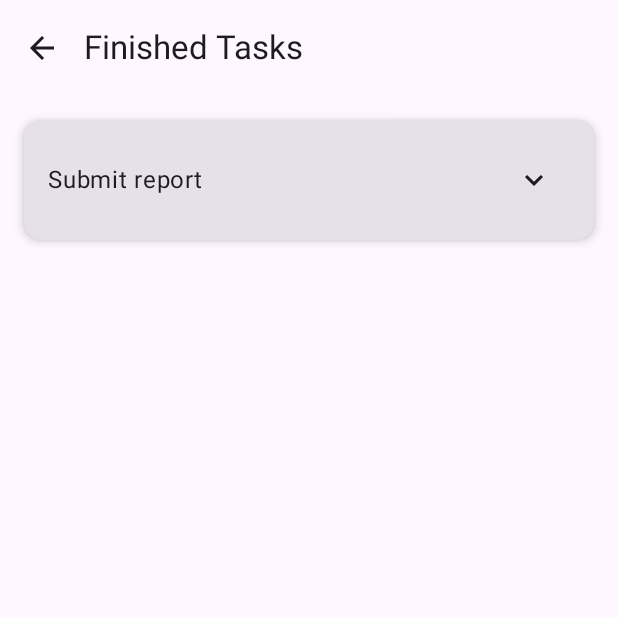
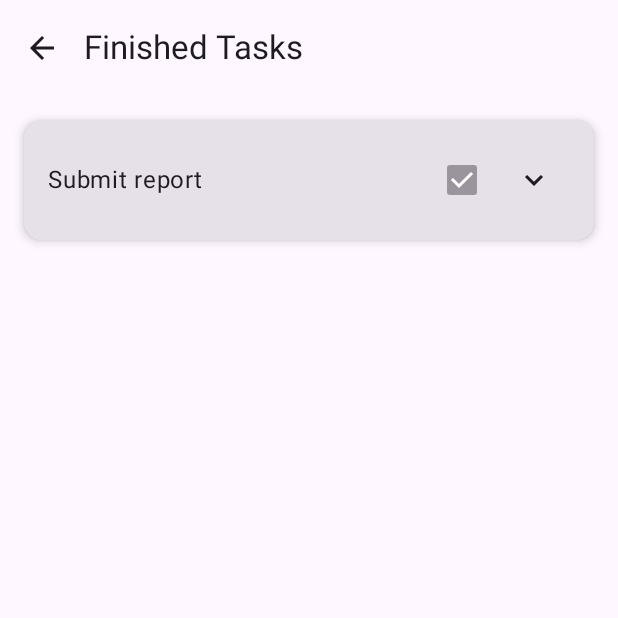
Before and after one commit to Luke-l2e/LabAppEntwTask9, an Android app built with Jetpack Compose: the screen it shows after launch (MainActivity), after a tap on "Finished Tasks", on a phone screen of 412 x 824 dp, the top half of it. Run offline under Robolectric (Android 15) with nearby library versions, the phone set to English and light mode, and no system bars.

Commit message:
Add a completion marker for finished tasks Create apk

```diff
--- a/app/src/main/java/de/hhn/labappentwtask9/ui/components/ExpandableTaskCard.kt
+++ b/app/src/main/java/de/hhn/labappentwtask9/ui/components/ExpandableTaskCard.kt
@@ -11,11 +11,13 @@ import androidx.compose.foundation.layout.Spacer
 import androidx.compose.foundation.layout.fillMaxWidth
 import androidx.compose.foundation.layout.height
 import androidx.compose.foundation.layout.padding
+import androidx.compose.foundation.layout.wrapContentWidth
 import androidx.compose.material.icons.Icons
 import androidx.compose.material.icons.filled.KeyboardArrowDown
 import androidx.compose.material.icons.filled.KeyboardArrowUp
 import androidx.compose.material3.Card
 import androidx.compose.material3.CardDefaults
+import androidx.compose.material3.Checkbox
 import androidx.compose.material3.Icon
 import androidx.compose.material3.IconButton
 import androidx.compose.material3.MaterialTheme
@@ -28,6 +30,7 @@ import androidx.compose.runtime.setValue
 import androidx.compose.ui.Alignment
 import androidx.compose.ui.Modifier
 import androidx.compose.ui.res.stringResource
+import androidx.compose.ui.text.style.TextOverflow
 import androidx.compose.ui.unit.dp
 import de.hhn.labappentwtask9.R
 import de.hhn.labappentwtask9.database.data.Task
@@ -47,6 +50,7 @@ import java.util.Locale
 @Composable
 fun ExpandableTaskCard(task: Task, onEditClick: () -> Unit) {
     var expanded by remember { mutableStateOf(false) }
+    val state = remember { task.state }
     Card(
         modifier = Modifier
             .fillMaxWidth()
@@ -73,8 +77,18 @@ fun ExpandableTaskCard(task: Task, onEditClick: () -> Unit) {
             ) {
                 Text(
                     text = task.name,
-                    style = MaterialTheme.typography.bodyLarge
+                    style = MaterialTheme.typography.bodyLarge,
+                    overflow = TextOverflow.Clip,
+                    maxLines = 1, modifier = Modifier.weight(1.0f)
                 )
+                Row(
+                    modifier = Modifier.wrapContentWidth(),
+                    horizontalArrangement = Arrangement.End,
+                    verticalAlignment = Alignment.CenterVertically
+                ) {
+                    if (state) {
+                        Checkbox(checked = state, onCheckedChange = {}, enabled = false)
+                    }
                     IconButton(onClick = { expanded = !expanded }) {
                         Icon(
                             imageVector = if (expanded) Icons.Default.KeyboardArrowUp else Icons.Default.KeyboardArrowDown,
@@ -82,6 +96,7 @@ fun ExpandableTaskCard(task: Task, onEditClick: () -> Unit) {
                                 R.string.expand
                             )
                         )
+                    }
                 }
             }
 
```
Lines whose indentation alone changed are shown as unchanged.
